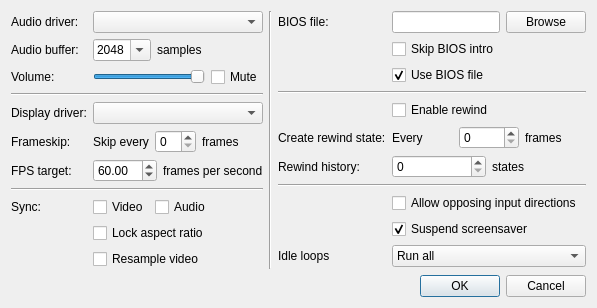
Above: Libretro/mgba/src/platform/qt/SettingsView.ui from kiddreads/Avalon-copy2 before the change. Below: the same form after it.
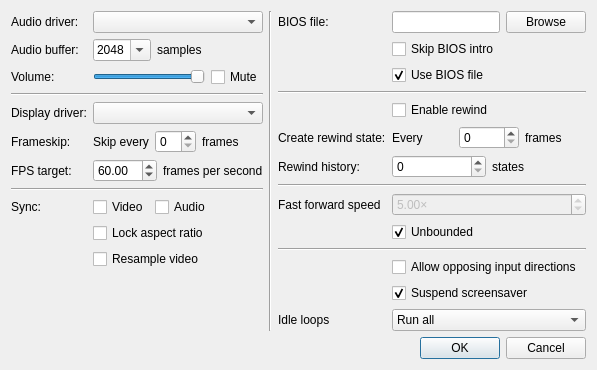
That is the form after the change.

Commit message: Qt: Add fast forward cap to settings

What changed in the file:
```diff
--- a/Libretro/mgba/src/platform/qt/SettingsView.ui
+++ b/Libretro/mgba/src/platform/qt/SettingsView.ui
@@ -6,8 +6,8 @@
    <rect>
     <x>0</x>
     <y>0</y>
-    <width>698</width>
-    <height>366</height>
+    <width>707</width>
+    <height>420</height>
    </rect>
   </property>
   <property name="sizePolicy">
@@ -380,21 +380,21 @@
          </item>
         </layout>
        </item>
-       <item row="7" column="0" colspan="2">
+       <item row="10" column="0" colspan="2">
         <widget class="Line" name="line_2">
          <property name="orientation">
           <enum>Qt::Horizontal</enum>
          </property>
         </widget>
        </item>
-       <item row="8" column="1">
+       <item row="11" column="1">
         <widget class="QCheckBox" name="allowOpposingDirections">
          <property name="text">
           <string>Allow opposing input directions</string>
          </property>
         </widget>
        </item>
-       <item row="9" column="1">
+       <item row="12" column="1">
         <widget class="QCheckBox" name="suspendScreensaver">
          <property name="text">
           <string>Suspend screensaver</string>
@@ -404,14 +404,14 @@
          </property>
         </widget>
        </item>
-       <item row="10" column="0">
+       <item row="13" column="0">
         <widget class="QLabel" name="label_15">
          <property name="text">
           <string>Idle loops</string>
          </property>
         </widget>
        </item>
-       <item row="10" column="1">
+       <item row="13" column="1">
         <widget class="QComboBox" name="idleOptimization">
          <item>
           <property name="text">
@@ -430,6 +430,52 @@
          </item>
         </widget>
        </item>
+       <item row="8" column="1">
+        <widget class="QDoubleSpinBox" name="fastForwardRatio">
+         <property name="enabled">
+          <bool>false</bool>
+         </property>
+         <property name="suffix">
+          <string>×</string>
+         </property>
+         <property name="minimum">
+          <double>0.010000000000000</double>
+         </property>
+         <property name="maximum">
+          <double>20.000000000000000</double>
+         </property>
+         <property name="singleStep">
+          <double>0.500000000000000</double>
+         </property>
+         <property name="value">
+          <double>5.000000000000000</double>
+         </property>
+        </widget>
+       </item>
+       <item row="8" column="0">
+        <widget class="QLabel" name="label_18">
+         <property name="text">
+          <string>Fast forward speed</string>
+         </property>
+        </widget>
+       </item>
+       <item row="9" column="1">
+        <widget class="QCheckBox" name="fastForwardUnbounded">
+         <property name="text">
+          <string>Unbounded</string>
+         </property>
+         <property name="checked">
+          <bool>true</bool>
+         </property>
+        </widget>
+       </item>
+       <item row="7" column="0" colspan="2">
+        <widget class="Line" name="line_6">
+         <property name="orientation">
+          <enum>Qt::Horizontal</enum>
+         </property>
+        </widget>
+       </item>
       </layout>
      </item>
     </layout>
```
The commit also changes 1 other file.
